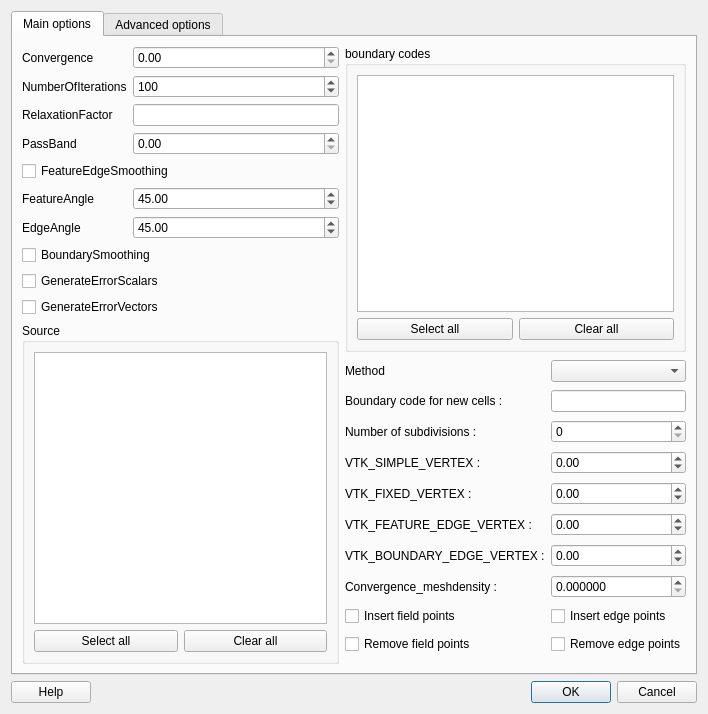
enGits/engrid, file guismoothsurface.ui: the form before one commit.
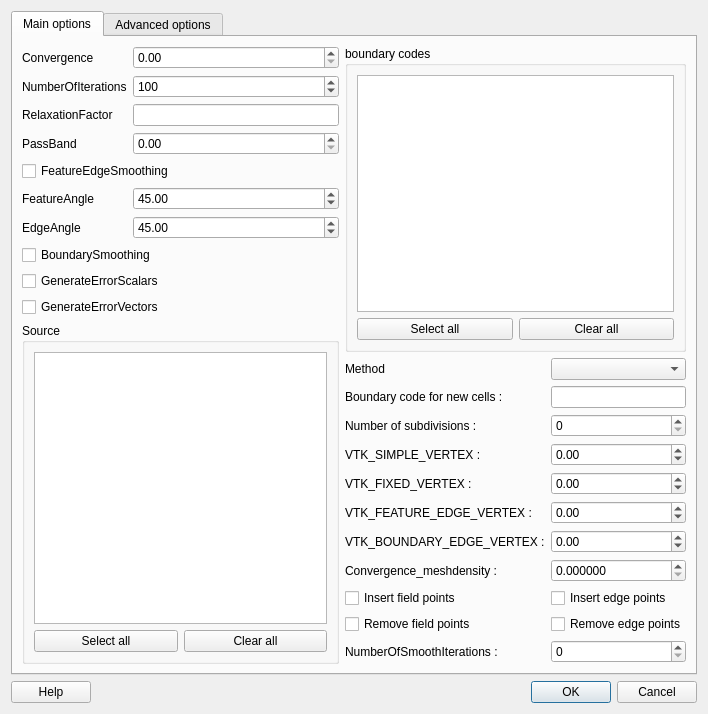
The form after the commit. Icons and pictures are not drawn.

Commit message: Added smoothing phase to CreateSpecialMapping + possibility to define nb of smoothing iterations

```diff
--- a/guismoothsurface.ui
+++ b/guismoothsurface.ui
@@ -394,6 +394,16 @@
              </property>
             </widget>
            </item>
+           <item row="10" column="0" >
+            <widget class="QLabel" name="label_14" >
+             <property name="text" >
+              <string>NumberOfSmoothIterations :</string>
+             </property>
+            </widget>
+           </item>
+           <item row="10" column="1" >
+            <widget class="QSpinBox" name="spinBox_NumberOfSmoothIterations" />
+           </item>
           </layout>
          </item>
         </layout>
```
The commit also changes 3 other files.
